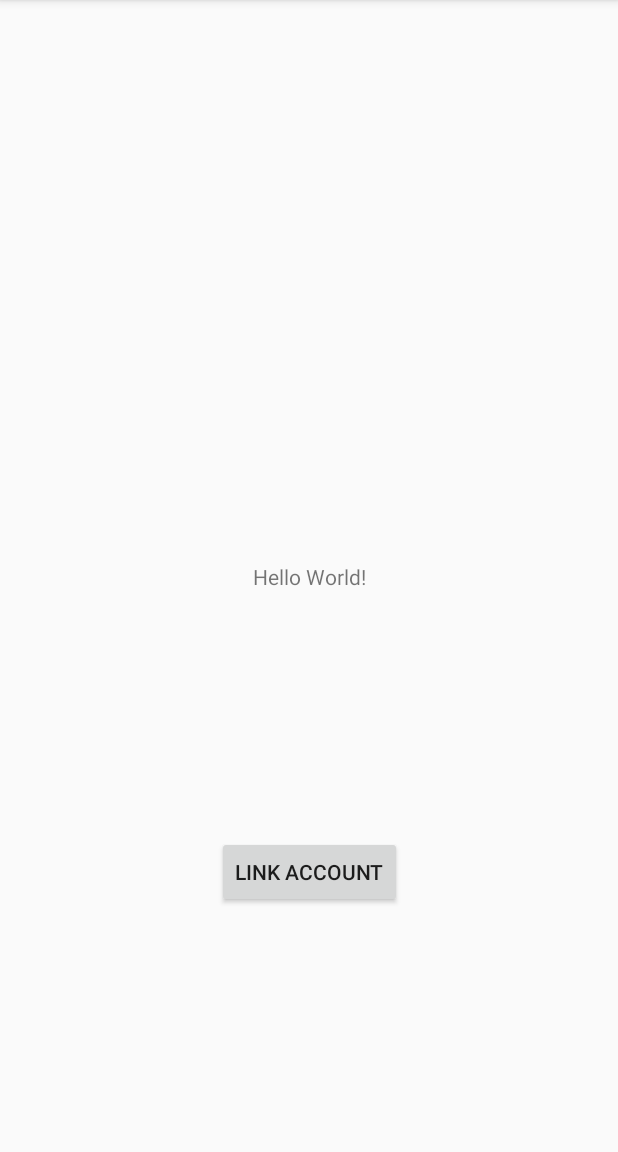
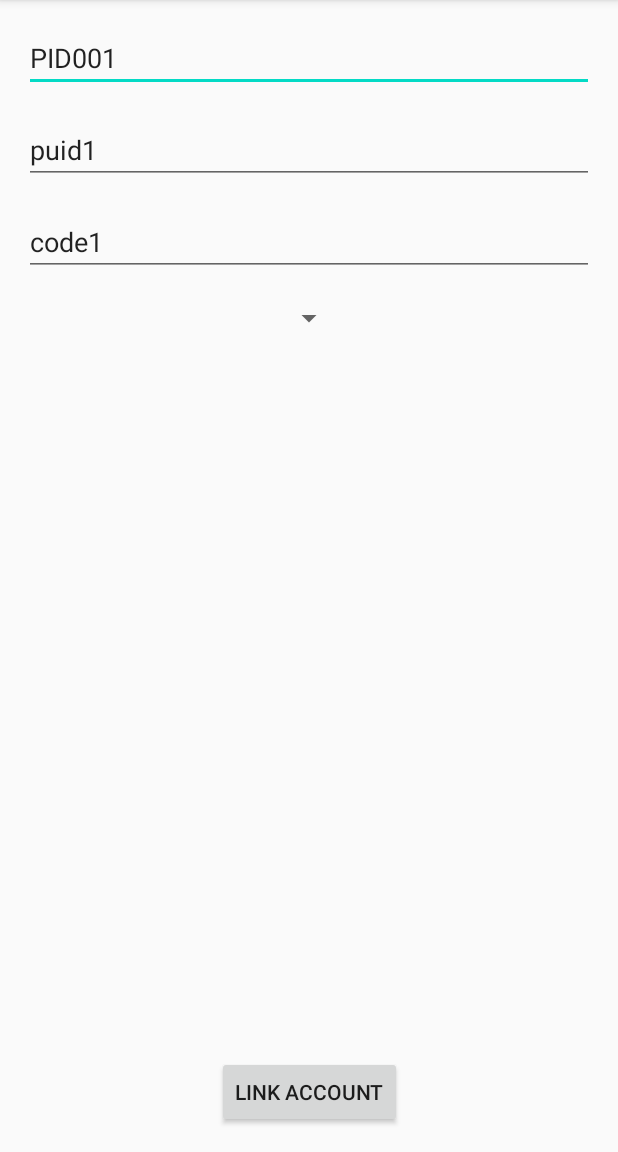
Before and after one commit to andchargemobile/android.account.link, an Android app: the screen it shows after launch (MainActivity), on a phone screen of 412 x 824 dp, the part 84-1236 px from its top. Run offline under Robolectric (Android 15) with nearby library versions, the phone set to English and light mode, and no system bars; our stand-ins replace data binding; 7 statements that could not run were skipped.

Commit message:
add edit texts for entering linking parameters and save them in local repository. Now the and charge url call can have dynamic parameters

```diff
--- a/app/src/main/java/com/coolmobilityprovider/base/extensions.kt
+++ b/app/src/main/java/com/coolmobilityprovider/base/extensions.kt
@@ -4,6 +4,8 @@ import androidx.lifecycle.viewModelScope
 import kotlinx.coroutines.Dispatchers
 import kotlinx.coroutines.Job
 import kotlinx.coroutines.flow.*
+import org.koin.core.KoinComponent
+import org.koin.core.inject
 
 /**
  *
@@ -24,3 +26,9 @@ fun <T> BaseViewModel.launch(
         .catch { onError(it) }
         .launchIn(viewModelScope)
 }
+
+inline fun <reified T> getKoinInstance(): T {
+    return object : KoinComponent {
+        val value: T by inject()
+    }.value
+}
--- /dev/null
+++ b/app/src/main/java/com/coolmobilityprovider/bindingadapters/bindingAdapters.kt
@@ -0,0 +1,74 @@
+package com.coolmobilityprovider.bindingadapters
+
+import android.text.Editable
+import android.view.View
+import android.widget.AdapterView
+import android.widget.ArrayAdapter
+import android.widget.EditText
+import android.widget.Spinner
+import androidx.core.widget.addTextChangedListener
+import androidx.databinding.BindingAdapter
+import com.coolmobilityprovider.base.getKoinInstance
+import com.coolmobilityprovider.repository.LocalRepository
+
+/**
+ *
+ * Author: romanvysotsky
+ * Created: 06.07.20
+ */
+
+
+/*
+just a quick utility binding for syncing text with LocalRepository
+ */
+@BindingAdapter("bindTextToLocalRepositoryKey")
+fun bindTextToLocalRepositoryKey(editText: EditText, key: String?) {
+    if(key == null) {
+        return
+    }
+
+    val localRepository = getKoinInstance<LocalRepository>()
+    val text = localRepository.retrieve(key) ?: key
+    val editable = Editable.Factory.getInstance().newEditable(text)
+    editText.text = editable
+
+    editText.addTextChangedListener(afterTextChanged = {
+        val value = it?.toString() ?: key
+        localRepository.save(key, value)
+    })
+
+}
+
+@BindingAdapter("bindStatusToLocalRepositoryKey")
+fun bindStatusToLocalRepositoryKey(spinner: Spinner, key: String?) {
+    if(key == null) {
+        return
+    }
+
+    val localRepository = getKoinInstance<LocalRepository>()
+    val adapter = ArrayAdapter(spinner.context, android.R.layout.simple_spinner_item, listOf("INITIAL","LINKED"))
+
+    adapter.setDropDownViewResource(android.R.layout.simple_spinner_dropdown_item)
+    spinner.adapter = adapter
+    spinner.onItemSelectedListener = AdapterOnSpinnerItemSelected<String>{ localRepository.save(key, it) }
+
+    val selected = localRepository.retrieve(key) ?: "INITIAL"
+    val selection = if(selected == "INITIAL") 0 else 1
+    spinner.setSelection(selection)
+}
+
+@Suppress("UNCHECKED_CAST")
+class AdapterOnSpinnerItemSelected<Item>(
+    val onItemSelected: (Item) -> Unit
+) : AdapterView.OnItemSelectedListener {
+
+    override fun onItemSelected(parent: AdapterView<*>?, view: View?, position: Int, id: Long) {
+        val item = parent?.getItemAtPosition(position) ?: return
+        onItemSelected(item as Item)
+    }
+
+    override fun onNothingSelected(parent: AdapterView<*>?) {
+
+    }
+
+}
--- a/app/src/main/java/com/coolmobilityprovider/di/localModule.kt
+++ b/app/src/main/java/com/coolmobilityprovider/di/localModule.kt
@@ -1,5 +1,7 @@
 package com.coolmobilityprovider.di
 
+import com.coolmobilityprovider.repository.LocalRepository
+import com.coolmobilityprovider.repository.impl.LocalRepositoryImpl
 import com.r.andcharge.util.AndChargeCallbackUrlParser
 import org.koin.dsl.module
 
@@ -11,6 +13,8 @@ import org.koin.dsl.module
 
 val localModule = module {
 
+    single<LocalRepository> { LocalRepositoryImpl(get()) }
+
     single { AndChargeCallbackUrlParser.createInstance(get()) }
 
 }
--- /dev/null
+++ b/app/src/main/java/com/coolmobilityprovider/repository/LocalRepository.kt
@@ -0,0 +1,15 @@
+package com.coolmobilityprovider.repository
+
+/**
+ * just a shared prefs abstraction
+ *
+ * Author: romanvysotsky
+ * Created: 06.07.20
+ */
+
+interface LocalRepository {
+
+    fun save(key: String, value: String)
+    fun retrieve(key: String): String?
+
+}
--- a/app/src/main/java/com/coolmobilityprovider/screens/main/MainActivity.kt
+++ b/app/src/main/java/com/coolmobilityprovider/screens/main/MainActivity.kt
@@ -37,6 +37,8 @@ How account linking works:
     4) &Charge will open this app with the callback url defined in your strings with extra params
     5) Use AndChargeCallbackUrlParser to convert Intent -> AccountLinkResult
     6) Show AccountLinkResult, for example by showing AccountLinkResultDialog
+
+check for details: https://github.com/charge-partners/charge-and-partners/blob/master/link_partner_account.md
 
  *
  * Author: romanvysotsky
--- a/app/src/main/java/com/coolmobilityprovider/simpleactivity/SimpleMainActivity.kt
+++ b/app/src/main/java/com/coolmobilityprovider/simpleactivity/SimpleMainActivity.kt
@@ -34,6 +34,8 @@ How account linking works:
     4) &Charge will open this app with the callback url defined in your strings with extra params
     5) Use AndChargeCallbackUrlParser to convert Intent -> AccountLinkResult
     6) Show AccountLinkResult, for example by showing AccountLinkResultDialog
+
+check for details: https://github.com/charge-partners/charge-and-partners/blob/master/link_partner_account.md
 
  *
  *
--- a/app/src/main/res/layout/activity_main.xml
+++ b/app/src/main/res/layout/activity_main.xml
@@ -19,24 +19,60 @@
         android:layout_height="match_parent"
         tools:context=".screens.main.MainActivity">
 
+        <EditText
+            android:id="@+id/edit_partner_id"
+            android:layout_width="0dp"
+            android:layout_height="wrap_content"
+            android:layout_margin="16dp"
+            android:hint="PartnerId"
+            android:text="PID001"
+            app:bindTextToLocalRepositoryKey='@{"partnerId"}'
+            app:layout_constraintLeft_toLeftOf="parent"
+            app:layout_constraintRight_toRightOf="parent"
+            app:layout_constraintTop_toTopOf="parent"/>
 
-        <TextView
-            android:id="@+id/txt_middle"
+        <EditText
+            android:id="@+id/edit_partner_user_id"
+            android:layout_width="0dp"
+            android:layout_height="wrap_content"
+            android:layout_margin="16dp"
+            android:hint="PartnerUserId"
+            android:text="puid1"
+            app:bindTextToLocalRepositoryKey='@{"partnerUserId"}'
+            app:layout_constraintLeft_toLeftOf="parent"
+            app:layout_constraintRight_toRightOf="parent"
+            app:layout_constraintTop_toBottomOf="@id/edit_partner_id"/>
+
+        <EditText
+            android:id="@+id/edit_activation_code"
+            android:layout_width="0dp"
+            android:layout_height="wrap_content"
+            android:layout_margin="16dp"
+            android:hint="ActivationCode"
+            android:text="code1"
+            app:bindTextToLocalRepositoryKey='@{"activationCode"}'
+            app:layout_constraintLeft_toLeftOf="parent"
+            app:layout_constraintRight_toRightOf="parent"
+            app:layout_constraintTop_toBottomOf="@id/edit_partner_user_id"/>
+
+        <Spinner
+            android:id="@+id/spinner_status"
             android:layout_width="wrap_content"
             android:layout_height="wrap_content"
-            android:text="Hello World!"
-            app:layout_constraintBottom_toBottomOf="parent"
+            android:layout_margin="16dp"
+            app:bindStatusToLocalRepositoryKey='@{"status"}'
             app:layout_constraintLeft_toLeftOf="parent"
             app:layout_constraintRight_toRightOf="parent"
-            app:layout_constraintTop_toTopOf="parent" />
+            app:layout_constraintTop_toBottomOf="@id/edit_activation_code"/>
+
 
         <Button
             android:id="@+id/btn_link_account"
             android:text="Link account"
             android:layout_width="wrap_content"
             android:layout_height="wrap_content"
+            android:layout_margin="16dp"
             android:onClick="@{() -> viewModel.onInitiateAccountLinkClicked()}"
-            app:layout_constraintTop_toBottomOf="@id/txt_middle"
             app:layout_constraintLeft_toLeftOf="parent"
             app:layout_constraintRight_toRightOf="parent"
             app:layout_constraintBottom_toBottomOf="parent"/>
```
Also changed, not shown: app/src/main/java/com/coolmobilityprovider/repository/impl/CoolRepositoryImpl.kt (+15 -5 lines), app/src/main/java/com/coolmobilityprovider/repository/impl/LocalRepositoryImpl.kt (added, +32 -0 lines).
